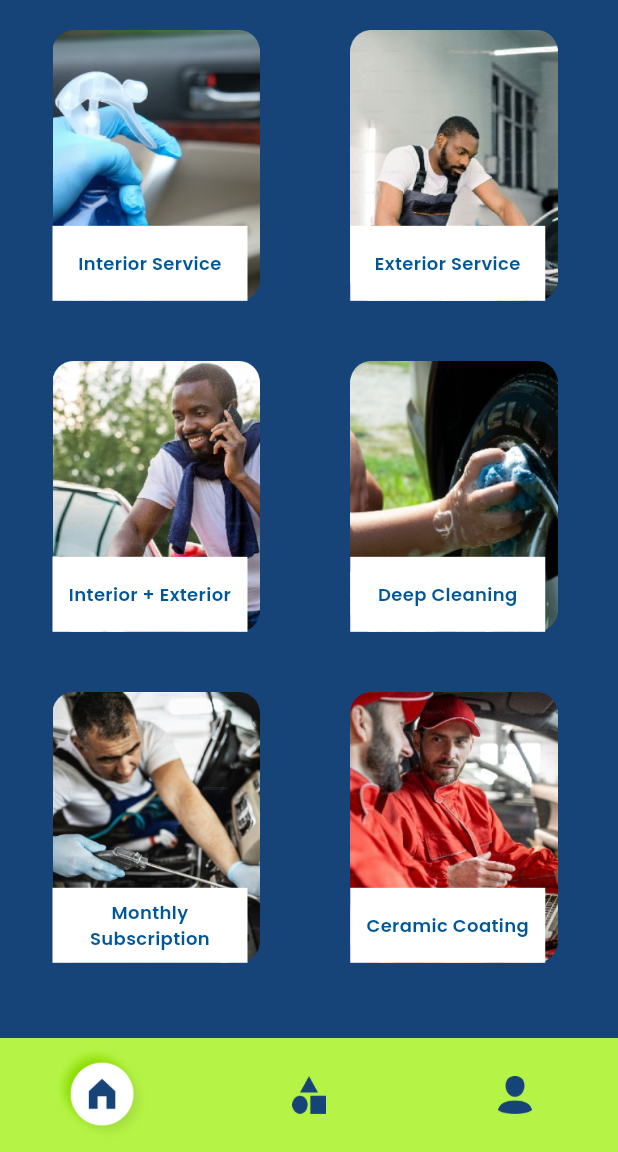
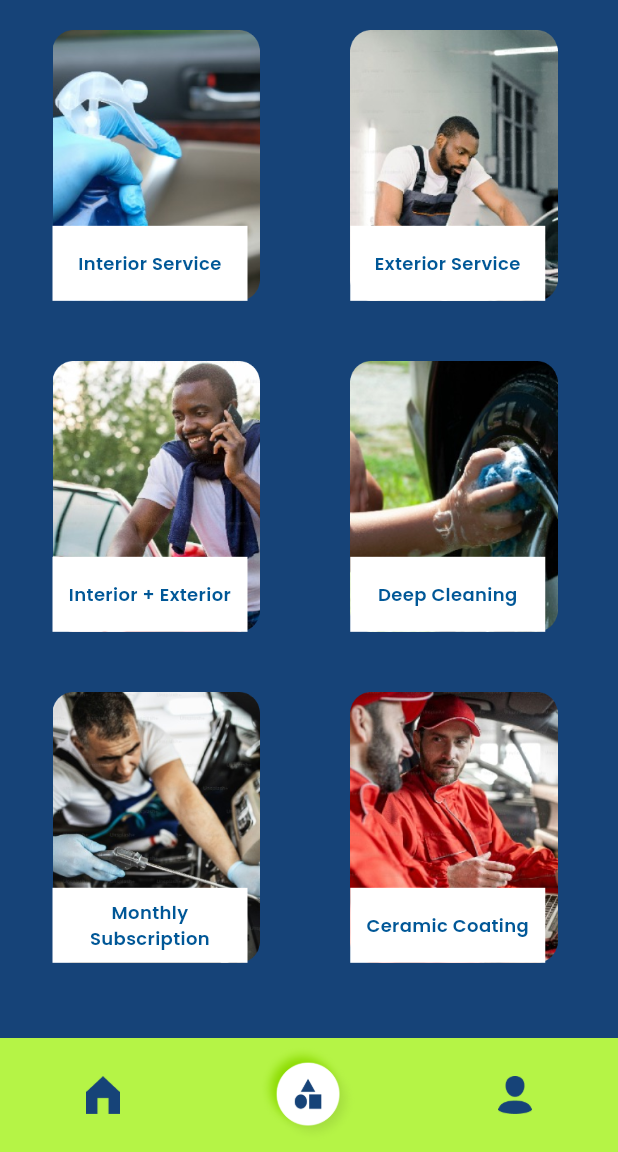
Before and after one commit to Sudipta3rare/caremint, a Flutter app: the screen it shows after launch, item 2 of the bottom bar chosen, on a phone screen of 412 x 824 dp, the part 84-1236 px from its top. Run offline on Flutter 3.47's test engine with Material 3 defaults, Android fonts, the light colour scheme and no system bars; our stand-ins replace cached_network_image, carousel_slider, dio, expandable, flutter_rating_bar, flutter_toggle_tab and 5 more; missing offline and left inert: simple_ripple_animation; network calls fail.

Commit message:
Navigation bar imp properly with MVC format

```diff
--- /dev/null
+++ b/lib/bottombar/custom_bottom_bar.dart
@@ -0,0 +1,60 @@
+import 'package:flutter/material.dart';
+import 'package:get/get.dart';
+import 'custom_bottom_bar_controller.dart';
+
+class CustomBottomBar extends StatelessWidget {
+
+  final CustomBottomBarController controller = Get.put(CustomBottomBarController());
+
+  @override
+  Widget build(BuildContext context) {
+    return Container(
+      height: 76,
+      decoration: BoxDecoration(
+        color: Colors.white,
+      ),
+      child: Obx(
+        () => BottomNavigationBar(
+          backgroundColor: Color(0XFFB5F446),
+          showSelectedLabels: false,
+          showUnselectedLabels: false,
+          selectedFontSize: 0,
+          elevation: 0,
+          currentIndex: controller.selectedIndex.value,
+          type: BottomNavigationBarType.fixed,
+          items: List.generate(controller.bottomMenuList.length, (index) {
+            return BottomNavigationBarItem(
+              icon: Column(
+                mainAxisSize: MainAxisSize.min,
+                crossAxisAlignment: CrossAxisAlignment.center,
+                children: [
+                  Image.asset(
+                    controller.bottomMenuList[index].icon,
+                    width: 25,
+                    height: 25,
+                  ),
+                ],
+              ),
+              activeIcon: Column(
+                mainAxisSize: MainAxisSize.min,
+                crossAxisAlignment: CrossAxisAlignment.center,
+                children: [
+                  Image.asset(
+                    controller.bottomMenuList[index].activeIcon,
+                    width: 66,
+                    height: 66,
+                  ),
+                ],
+              ),
+              label: '',
+            );
+          }),
+          onTap: (index) {
+            controller.selectedIndex.value = index;
+            Get.toNamed(controller.getCurrentRoute(controller.bottomMenuList[index].type));
+          },
+        ),
+      ),
+    );
+  }
+}
--- /dev/null
+++ b/lib/bottombar/custom_bottom_bar_controller.dart
@@ -0,0 +1,41 @@
+import 'package:get/get_rx/src/rx_types/rx_types.dart';
+import 'package:get/get_state_manager/src/simple/get_controllers.dart';
+import 'custom_bottom_bar_model.dart';
+
+class CustomBottomBarController extends GetxController {
+
+  final RxInt selectedIndex = 0.obs;
+
+
+  final List<BottomMenuModel> bottomMenuList = [
+    BottomMenuModel(
+      icon: "assets/images/homeicon.png",
+      activeIcon: "assets/images/homeiconbg.png",
+      type: BottomBarEnum.Home,
+    ),
+    BottomMenuModel(
+      icon: "assets/images/categoryicon.png",
+      activeIcon: "assets/images/categoryiconbg.png",
+      type: BottomBarEnum.Category,
+    ),
+    BottomMenuModel(
+      icon: "assets/images/profileicon.png",
+      activeIcon: "assets/images/profileiconbg.png",
+      type: BottomBarEnum.Profile,
+    )
+  ];
+
+  String getCurrentRoute(BottomBarEnum type) {
+    switch (type) {
+      case BottomBarEnum.Home:
+        return "/";
+      case BottomBarEnum.Category:
+        return "/category";
+      case BottomBarEnum.Profile:
+        return "/profile";
+      default:
+        return "/";
+    }
+  }
+
+}
--- /dev/null
+++ b/lib/bottombar/custom_bottom_bar_model.dart
@@ -0,0 +1,19 @@
+class BottomMenuModel {
+  BottomMenuModel({
+    required this.icon,
+    required this.activeIcon,
+    required this.type,
+  });
+
+  String icon;
+
+  String activeIcon;
+
+  BottomBarEnum type;
+}
+
+enum BottomBarEnum {
+  Home,
+  Category,
+  Profile,
+}
--- a/lib/ui/widget/custom_bottom_bar.dart
+++ /dev/null
@@ -1,143 +0,0 @@
-import 'package:flutter/material.dart';
-import 'package:get/get_rx/src/rx_types/rx_types.dart';
-import 'package:get/get_state_manager/src/rx_flutter/rx_obx_widget.dart';
-
-class CustomBottomBar extends StatelessWidget {
-  CustomBottomBar({
-    Key? key,
-    this.onChanged,
-  }) : super(
-          key: key,
-        );
-
-  final RxInt selectedIndex = 0.obs;
-
-  final List<BottomMenuModel> bottomMenuList = [
-    BottomMenuModel(
-      icon: "assets/images/homeicon.png",
-      activeIcon: "assets/images/homeiconbg.png",
-      type: BottomBarEnum.Home,
-    ),
-    BottomMenuModel(
-      icon: "assets/images/categoryicon.png",
-      activeIcon: "assets/images/categoryiconbg.png",
-      type: BottomBarEnum.Category,
-    ),
-    BottomMenuModel(
-      icon: "assets/images/profileicon.png",
-      activeIcon: "assets/images/profileiconbg.png",
-      type: BottomBarEnum.Profile,
-    )
-  ];
-
-  final Function(BottomBarEnum)? onChanged;
-
-  @override
-  Widget build(BuildContext context) {
-    return Container(
-      height: 76,
-      decoration: BoxDecoration(
-        color: Colors.white,
-      ),
-      child: Obx(
-        () => BottomNavigationBar(
-          backgroundColor: Color(0XFFB5F446),
-          showSelectedLabels: false,
-          showUnselectedLabels: false,
-          selectedFontSize: 0,
-          elevation: 0,
-          currentIndex: selectedIndex.value,
-          type: BottomNavigationBarType.fixed,
-          items: List.generate(bottomMenuList.length, (index) {
-            return BottomNavigationBarItem(
-              icon: Column(
-                mainAxisSize: MainAxisSize.min,
-                crossAxisAlignment: CrossAxisAlignment.center,
-                children: [
-                  Image.asset(
-                    bottomMenuList[index].icon,
-                    width: 25,
-                    height: 25,
-                  ),
-                ],
-              ),
-              activeIcon: Column(
-                mainAxisSize: MainAxisSize.min,
-                crossAxisAlignment: CrossAxisAlignment.center,
-                children: [
-                  Image.asset(
-                    bottomMenuList[index].activeIcon,
-                    width: 66,
-                    height: 66,
-                  ),
-                ],
-              ),
-              label: '',
-            );
-          }),
-          onTap: (index) {
-            selectedIndex.value = index;
-            onChanged?.call(bottomMenuList[index].type);
-          },
-        ),
-      ),
-    );
-  }
-}
-
-enum BottomBarEnum {
-  Home,
-  Category,
-  Profile,
-}
-
-String getCurrentRoute(BottomBarEnum type) {
-  switch (type) {
-    case BottomBarEnum.Home:
-      return "/";
-    case BottomBarEnum.Category:
-      return "/category";
-    case BottomBarEnum.Profile:
-      return "/profile";
-    default:
-      return "/";
-  }
-}
-
-class BottomMenuModel {
-  BottomMenuModel({
-    required this.icon,
-    required this.activeIcon,
-    required this.type,
-  });
-
-  String icon;
-
-  String activeIcon;
-
-  BottomBarEnum type;
-}
-
-class DefaultWidget extends StatelessWidget {
-  @override
-  Widget build(BuildContext context) {
-    return Container(
-      color: Colors.white,
-      padding: EdgeInsets.all(10),
-      child: Center(
-        child: Column(
-          crossAxisAlignment: CrossAxisAlignment.start,
-          mainAxisAlignment: MainAxisAlignment.center,
-          children: [
-            Text(
-              'Please replace the respective Widget here',
-              style: TextStyle(
-                fontSize: 18,
-              ),
-            ),
-          ],
-        ),
-      ),
-    );
-  }
-}
```
Also changed, not shown: lib/ui/pages/categories/category_page.dart (+2 -7 lines), lib/ui/pages/profile_page.dart (+2 -9 lines), lib/ui/pages/splash_screen.dart (+2 -9 lines).
